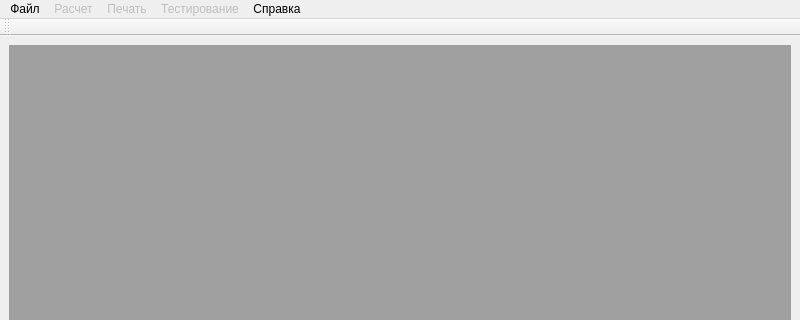
astroidis/stokes-ui, file mainwindow.ui: the form before one commit; both pictures show x 0 to 800 and y 0 to 320 of the 800 by 600 pixel window.
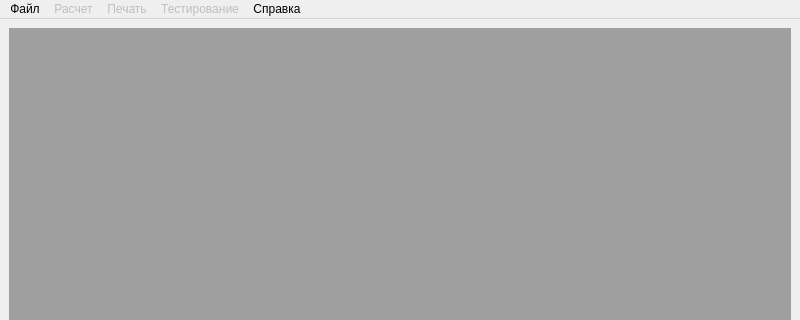
The form after the commit.

Commit message: new class for constant parameters table

```diff
--- a/mainwindow.ui
+++ b/mainwindow.ui
@@ -114,17 +114,6 @@
    <addaction name="menuHelp"/>
   </widget>
   <widget class="QStatusBar" name="statusbar"/>
-  <widget class="QToolBar" name="toolBar">
-   <property name="windowTitle">
-    <string>toolBar</string>
-   </property>
-   <attribute name="toolBarArea">
-    <enum>TopToolBarArea</enum>
-   </attribute>
-   <attribute name="toolBarBreak">
-    <bool>false</bool>
-   </attribute>
-  </widget>
   <action name="actionConnect">
    <property name="text">
     <string>Подключиться</string>
```
The commit also changes 6 other files.
